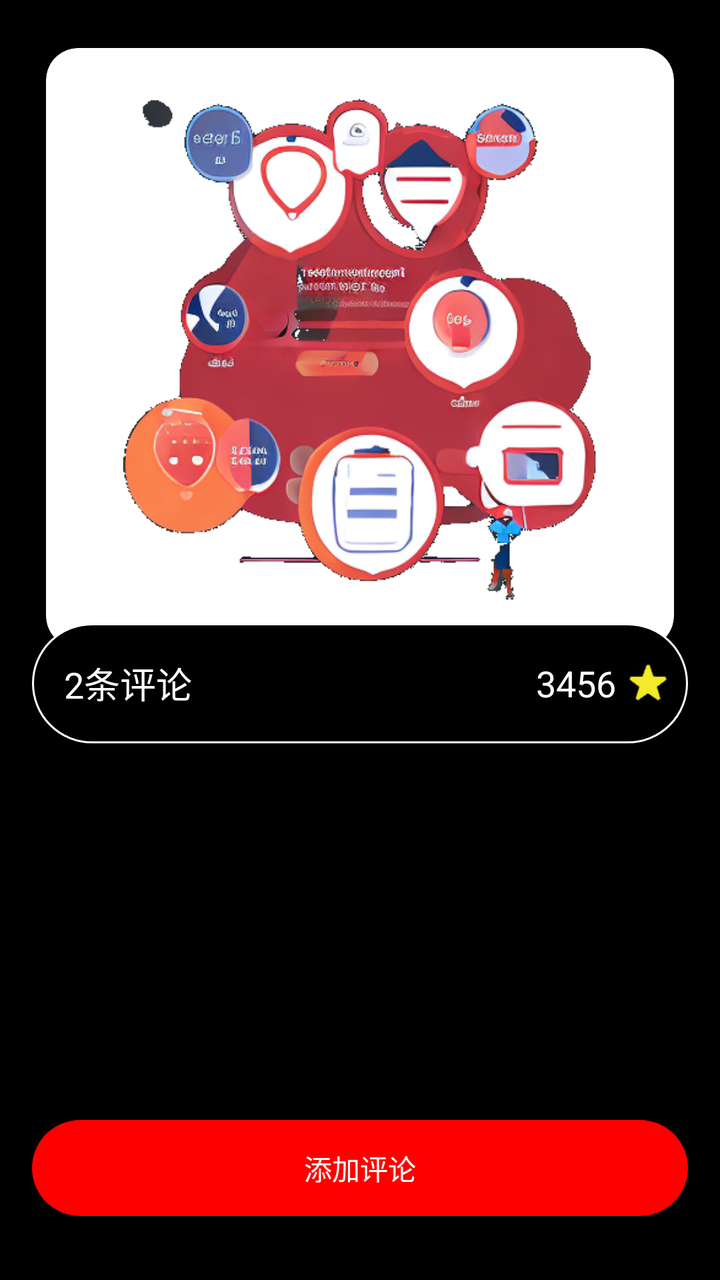
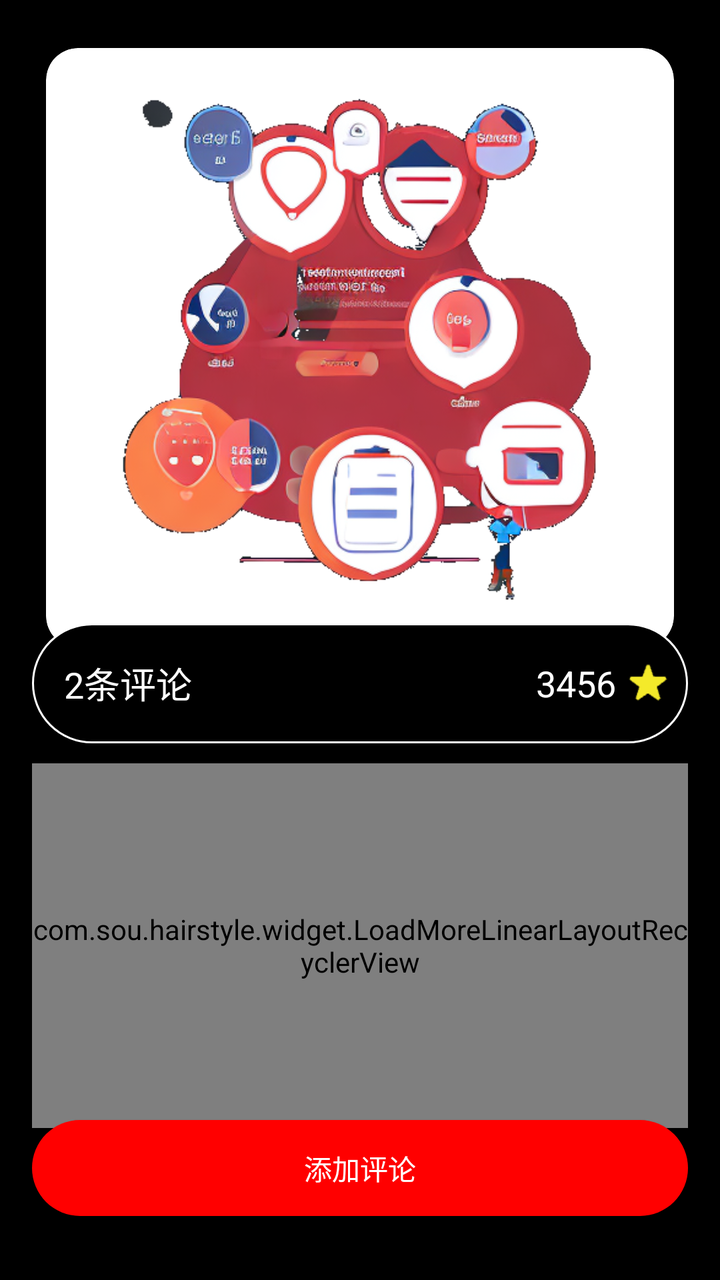

Two renders of the same Android screen: before a commit and after it. Below are the layout's source before the change and the commit's diff.
<!-- AndroidManifest.xml: application theme Theme.HairStyle -->
<!-- res/layout/activity_hairstyle_info.xml -->
<?xml version="1.0" encoding="utf-8"?>
<RelativeLayout xmlns:android="http://schemas.android.com/apk/res/android"
    android:layout_width="match_parent"
    android:layout_height="wrap_content"
    xmlns:app="http://schemas.android.com/apk/res-auto"
    android:padding="16dp"
    android:background="@color/black">

    
    <com.google.android.material.card.MaterialCardView
        android:id="@+id/imgLargeParent"
        android:layout_width="match_parent"
        android:layout_height="wrap_content"
        app:cardCornerRadius="16dp"
        app:cardElevation="0dp"
        app:cardUseCompatPadding="true">

    <ImageView
        android:id="@+id/imgLarge"
        android:layout_width="match_parent"
        android:layout_height="wrap_content"
        android:scaleType="centerCrop"
        android:adjustViewBounds="true"
        android:maxHeight="300dp"
        android:src="@drawable/character_image"
        android:background="@android:color/transparent" />

    </com.google.android.material.card.MaterialCardView>

    
    <LinearLayout
        android:id="@+id/profileImagesBar"
        android:layout_width="match_parent"
        android:layout_height="60dp"
        android:layout_alignBottom="@+id/imgLargeParent"
        android:background="@drawable/rounded_bar"
        android:orientation="horizontal"
        android:padding="8dp"
        android:gravity="center_vertical"
        android:layout_marginBottom="-40dp">

        
        <TextView
            android:id="@+id/txtCommentCount"
            android:layout_width="wrap_content"
            android:layout_height="wrap_content"
            android:layout_weight="1"
            android:text="2条评论"
            android:textColor="@color/white"
            android:textAppearance="?android:attr/textAppearanceMedium"
            android:gravity="center_vertical|start"
            android:layout_marginStart="8dp"
            android:layout_marginEnd="8dp" />

        
        <LinearLayout
            android:layout_width="wrap_content"
            android:layout_height="wrap_content"
            android:orientation="horizontal"
            android:gravity="center_vertical|end">

            
            <TextView
                android:id="@+id/txtLikeCount"
                android:layout_width="wrap_content"
                android:layout_height="wrap_content"
                android:text="3456"
                android:textColor="@color/white"
                android:textAppearance="?android:attr/textAppearanceMedium"
                android:layout_marginEnd="4dp" />

            
            <ImageView
                android:id="@+id/imgHeart"
                android:layout_width="24dp"
                android:layout_height="24dp"
                android:src="@drawable/stared"
                android:clickable="true"
                android:focusable="true" />
        </LinearLayout>


    </LinearLayout>

    
    <androidx.recyclerview.widget.RecyclerView
        android:id="@+id/recyclerViewComments"
        android:layout_width="match_parent"
        android:layout_height="match_parent"
        android:layout_alignTop="@+id/profileImagesBar"
        android:layout_marginTop="70dp"
        android:layout_marginBottom="60dp"
        android:scrollbars="vertical"/>

    
    <androidx.appcompat.widget.AppCompatButton
        android:id="@+id/buttonAddComment"
        android:layout_width="match_parent"
        android:layout_height="wrap_content"
        android:layout_alignParentBottom="true"
        android:text="添加评论"
        android:textColor="@color/white"
        android:background="@drawable/button_red_rounded"
        android:layout_marginBottom="16dp"
        android:drawablePadding="10dp"
        android:elevation="4dp"/>
</RelativeLayout>
<!-- resources referenced by this layout -->
<resources>
  <color name="black">#FF000000</color>
  <color name="white">#FFFFFFFF</color>
  <!-- drawable button_red_rounded (drawable) -->
  <?xml version="1.0" encoding="utf-8"?>
  <shape xmlns:android="http://schemas.android.com/apk/res/android">
      <solid android:color="#FF0000"/> 
      <corners android:radius="90dp"/> 
  </shape>
  <!-- drawable character_image: png bitmap (drawable, 267152 bytes) -->
  <!-- drawable rounded_bar (drawable) -->
  <?xml version="1.0" encoding="utf-8"?>
  <shape xmlns:android="http://schemas.android.com/apk/res/android">
      
      <solid android:color="@color/black"/>
  
      
      <corners android:radius="30dp"/>
  
      
      <stroke
          android:width="1dp"
      android:color="@color/white"/> 
  </shape>
  <!-- drawable stared: png bitmap (drawable, 541 bytes) -->
  <style name="Theme.HairStyle" parent="Theme.MaterialComponents.DayNight.DarkActionBar">
          
          <item name="colorPrimary">@color/purple_500</item>
          <item name="colorPrimaryVariant">@color/purple_700</item>
          <item name="colorOnPrimary">@color/white</item>
          
          <item name="colorSecondary">@color/teal_200</item>
          <item name="colorSecondaryVariant">@color/teal_700</item>
          <item name="colorOnSecondary">@color/black</item>
          
          <item name="android:statusBarColor">?attr/colorPrimaryVariant</item>
          
      </style>
  <color name="purple_500">#FF6200EE</color>
  <color name="purple_700">#FF3700B3</color>
  <color name="teal_200">#FF03DAC5</color>
  <color name="teal_700">#FF018786</color>
</resources>

<!-- the commit's change to res/layout/activity_hairstyle_info.xml (unified diff, before → after) -->
@@ -83,7 +83,7 @@
     </LinearLayout>
 
     
-    <androidx.recyclerview.widget.RecyclerView
+    <com.sou.hairstyle.widget.LoadMoreLinearLayoutRecyclerView
         android:id="@+id/recyclerViewComments"
         android:layout_width="match_parent"
         android:layout_height="match_parent"
